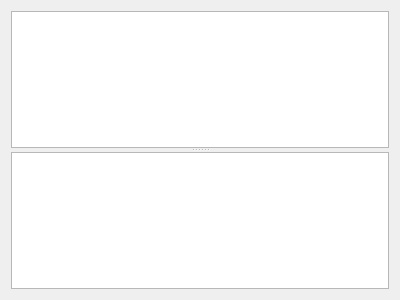
johanneslochmann/datacollector, file corestatisticsform.ui: the form before one commit.
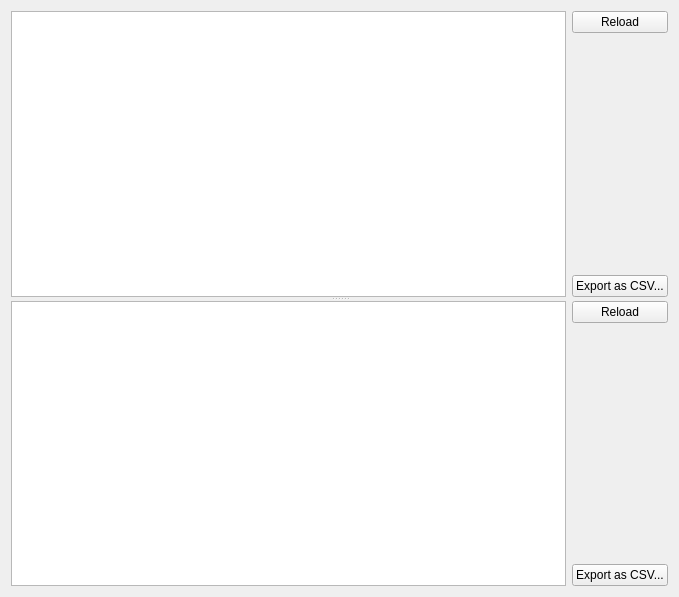
The form after the commit.

Commit message: added utility buttons

```diff
--- a/corestatisticsform.ui
+++ b/corestatisticsform.ui
@@ -6,28 +6,102 @@
    <rect>
     <x>0</x>
     <y>0</y>
-    <width>400</width>
-    <height>300</height>
+    <width>679</width>
+    <height>597</height>
    </rect>
   </property>
   <property name="windowTitle">
    <string>Form</string>
   </property>
-  <layout class="QVBoxLayout" name="verticalLayout">
+  <layout class="QVBoxLayout" name="verticalLayout_3">
    <item>
     <widget class="QSplitter" name="splitter">
      <property name="orientation">
       <enum>Qt::Vertical</enum>
      </property>
-     <widget class="QTableView" name="m_reportSelector">
-      <property name="editTriggers">
-       <set>QAbstractItemView::NoEditTriggers</set>
-      </property>
+     <widget class="QWidget" name="">
+      <layout class="QHBoxLayout" name="horizontalLayout_2">
+       <item>
+        <widget class="QTableView" name="m_reportSelector">
+         <property name="editTriggers">
+          <set>QAbstractItemView::NoEditTriggers</set>
+         </property>
+        </widget>
+       </item>
+       <item>
+        <layout class="QVBoxLayout" name="verticalLayout">
+         <item>
+          <widget class="QPushButton" name="reloadStatistics">
+           <property name="text">
+            <string>Reload</string>
+           </property>
+          </widget>
+         </item>
+         <item>
+          <spacer name="verticalSpacer">
+           <property name="orientation">
+            <enum>Qt::Vertical</enum>
+           </property>
+           <property name="sizeHint" stdset="0">
+            <size>
+             <width>20</width>
+             <height>40</height>
+            </size>
+           </property>
+          </spacer>
+         </item>
+         <item>
+          <widget class="QPushButton" name="exportAllAsCSV">
+           <property name="text">
+            <string>Export as CSV...</string>
+           </property>
+          </widget>
+         </item>
+        </layout>
+       </item>
+      </layout>
      </widget>
-     <widget class="QTableView" name="m_data">
-      <property name="editTriggers">
-       <set>QAbstractItemView::NoEditTriggers</set>
-      </property>
+     <widget class="QWidget" name="">
+      <layout class="QHBoxLayout" name="horizontalLayout">
+       <item>
+        <widget class="QTableView" name="m_data">
+         <property name="editTriggers">
+          <set>QAbstractItemView::NoEditTriggers</set>
+         </property>
+        </widget>
+       </item>
+       <item>
+        <layout class="QVBoxLayout" name="verticalLayout_2">
+         <item>
+          <widget class="QPushButton" name="reloadData">
+           <property name="text">
+            <string>Reload</string>
+           </property>
+          </widget>
+         </item>
+         <item>
+          <spacer name="verticalSpacer_2">
+           <property name="orientation">
+            <enum>Qt::Vertical</enum>
+           </property>
+           <property name="sizeHint" stdset="0">
+            <size>
+             <width>20</width>
+             <height>40</height>
+            </size>
+           </property>
+          </spacer>
+         </item>
+         <item>
+          <widget class="QPushButton" name="exportDataAsCSV">
+           <property name="text">
+            <string>Export as CSV...</string>
+           </property>
+          </widget>
+         </item>
+        </layout>
+       </item>
+      </layout>
      </widget>
     </widget>
    </item>
```
The commit also changes 2 other files.
